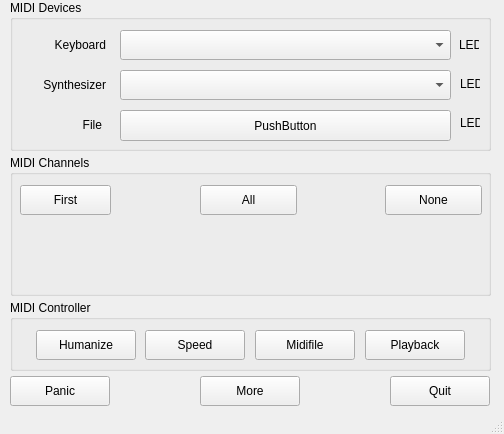
Old version of the form src/mainwindow.ui in the repository obook/I-like-Chopin.
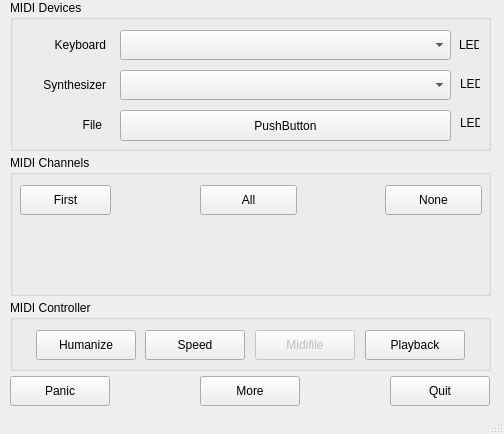
New version of the form.

Commit message: Disable Midifile button for instance

The edit to the form file:
```diff
--- a/src/mainwindow.ui
+++ b/src/mainwindow.ui
@@ -262,7 +262,7 @@
     </property>
     <widget class="QPushButton" name="pushButton_FileIndex">
      <property name="enabled">
-      <bool>true</bool>
+      <bool>false</bool>
      </property>
      <property name="geometry">
       <rect>
```
Left out of the diff: 6 changed lines with no effect on the pictures. The commit also changes 1 other file.
